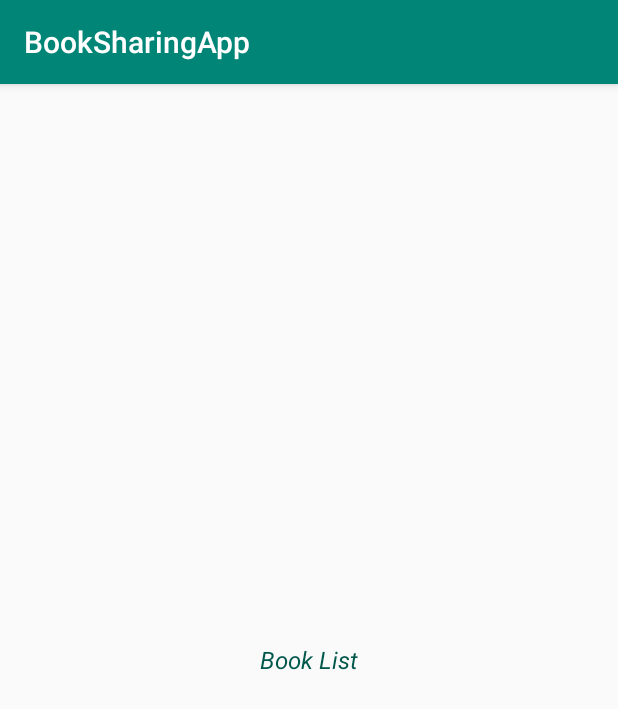
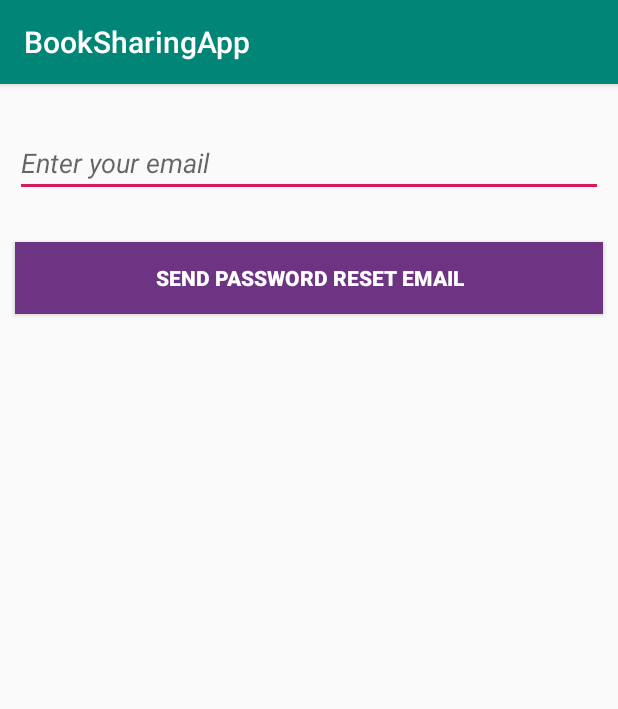
Before and after one commit to SwethaGeetheswaran/BookSharing-App, an Android app: the screen it shows after launch (Forgot_password_activity), after a tap on "Forgot Password?", on a phone screen of 412 x 824 dp. Shown: the top 709 px of the screen. Run offline under Robolectric (Android 15) with nearby library versions, the phone set to English and light mode, and no system bars; our stand-ins replace Firebase (no records; nobody signed in at launch, a user with empty details on screens opened directly).

Commit message:
Forgot password email and password validation

```diff
--- a/app/src/main/java/com/example/booksharingapp/Forgot_password_activity.kt
+++ b/app/src/main/java/com/example/booksharingapp/Forgot_password_activity.kt
@@ -1,13 +1,46 @@
 package com.example.booksharingapp
 
+import android.content.Intent
 import android.os.Bundle
+import android.text.TextUtils
+import android.util.Log
+import android.widget.Toast
 import androidx.appcompat.app.AppCompatActivity
+import com.google.firebase.auth.FirebaseAuth
+import kotlinx.android.synthetic.main.forgot_password.*
 
 class Forgot_password_activity : AppCompatActivity() {
 
+    private var TAG = "Forgot_password_activity"
+    private var mFirebaseAuth: FirebaseAuth? = null
     override fun onCreate(savedInstanceState: Bundle?) {
         super.onCreate(savedInstanceState)
-        setContentView(R.layout.home_activity_screen)
+        setContentView(R.layout.forgot_password)
+
+        mFirebaseAuth = FirebaseAuth.getInstance()
+
+        password_reset_button.setOnClickListener { sendPasswordResetEmail() }
+    }
+
+
+    fun sendPasswordResetEmail(){
+        val email = reset_email?.text.toString()
+        if (!TextUtils.isEmpty(email)) {
+            mFirebaseAuth!!.sendPasswordResetEmail(email)
+                .addOnCompleteListener { task ->
+                    if (task.isSuccessful) {
+                        val message = "Email sent."
+                        Log.d(TAG, message)
+                        Toast.makeText(this, message, Toast.LENGTH_SHORT).show()
+                        startActivity(Intent(this,MainActivity::class.java))
+                    } else {
+                        Log.w(TAG, task.exception!!.message)
+                        Toast.makeText(this, "No user found with this email.", Toast.LENGTH_SHORT).show()
+                    }
+                }
+        } else {
+            Toast.makeText(this, "Enter Email", Toast.LENGTH_SHORT).show()
+        }
 
     }
 }
--- /dev/null
+++ b/app/src/main/res/layout/forgot_password.xml
@@ -0,0 +1,33 @@
+<?xml version="1.0" encoding="utf-8"?>
+<RelativeLayout
+    xmlns:android="http://schemas.android.com/apk/res/android"
+    xmlns:tools="http://schemas.android.com/tools"
+    android:layout_width="match_parent"
+    android:layout_height="match_parent">
+
+    <EditText
+        android:id="@+id/reset_email"
+        android:layout_width="match_parent"
+        android:layout_height="wrap_content"
+        android:hint="@string/email"
+        android:layout_marginTop="30dp"
+        android:layout_marginStart="10dp"
+        android:layout_marginEnd="10dp"
+        android:autofillHints="@string/email"
+        tools:targetApi="o"
+        android:inputType="textEmailAddress"
+        android:textStyle="italic"/>
+    <Button
+        android:id="@+id/password_reset_button"
+        android:layout_width="match_parent"
+        android:layout_height="wrap_content"
+        android:layout_below="@id/reset_email"
+        android:layout_marginTop="30dp"
+        android:layout_marginStart="10dp"
+        android:layout_marginEnd="10dp"
+        android:background="@color/colorPurple"
+        android:text="@string/password_reset_email"
+        android:textColor="@android:color/white"
+        android:textStyle="bold" />
+
+</RelativeLayout>
--- a/app/src/main/res/values/strings.xml
+++ b/app/src/main/res/values/strings.xml
@@ -20,4 +20,5 @@
     <string name="user_last_name">Last Name</string>
     <string name="login">Login</string>
     <string name="forgot_password">Forgot Password?</string>
+    <string name="password_reset_email">Send Password Reset Email</string>
 </resources>
```
Also changed, not shown: app/src/main/java/com/example/booksharingapp/createAccount_activity.kt (+28 -4 lines), app/src/main/java/com/example/booksharingapp/MainActivity.kt (renamed from app/src/main/java/com/example/booksharingapp/LoginActivity.kt).
